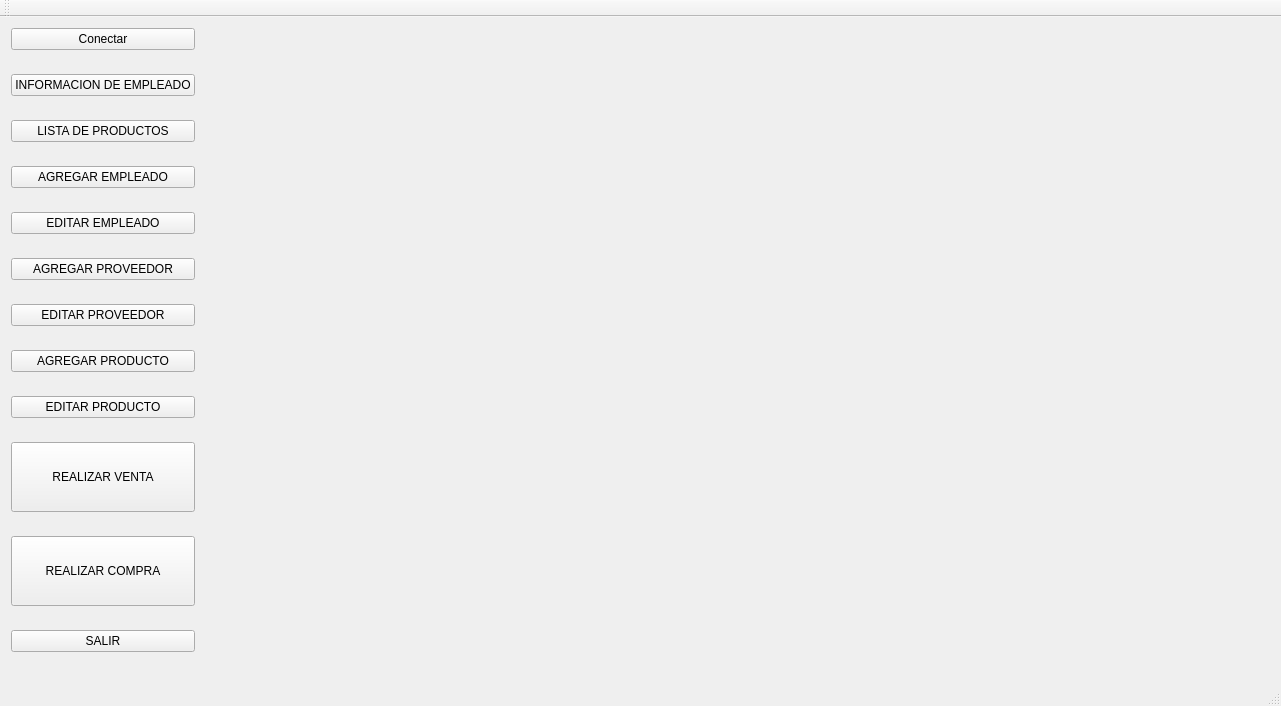
Old version of the form ProyectoSIA/mainwindow.ui in the repository SebastianPB31/ProyectoSIA.
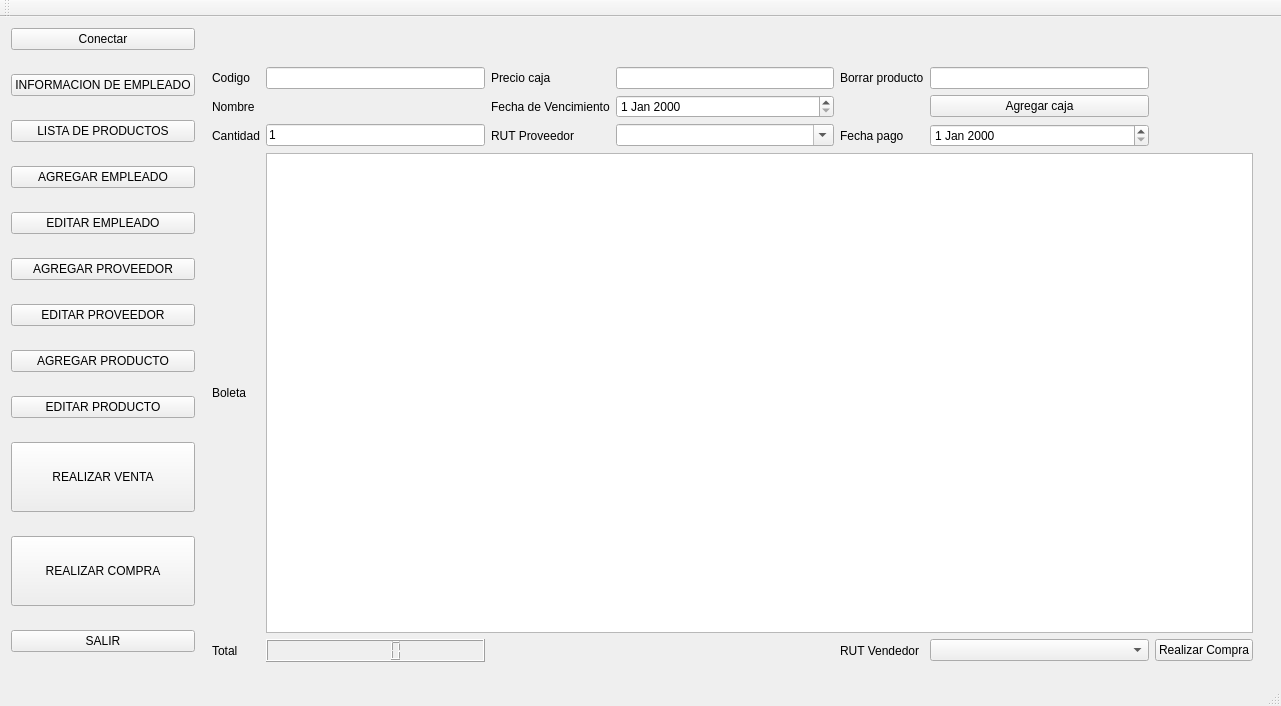
New version of the form. The open tabs and pages were chosen to show the change.

```diff
--- a/ProyectoSIA/mainwindow.ui
+++ b/ProyectoSIA/mainwindow.ui
@@ -10,6 +10,12 @@
     <height>706</height>
    </rect>
   </property>
+  <property name="sizePolicy">
+   <sizepolicy hsizetype="Expanding" vsizetype="Preferred">
+    <horstretch>0</horstretch>
+    <verstretch>0</verstretch>
+   </sizepolicy>
+  </property>
   <property name="windowTitle">
    <string>MainWindow</string>
   </property>
@@ -21,17 +27,7 @@
     </sizepolicy>
    </property>
    <layout class="QGridLayout" name="gridLayout_4">
-    <item row="0" column="0">
-     <widget class="QPushButton" name="conectar">
-      <property name="focusPolicy">
-       <enum>Qt::NoFocus</enum>
-      </property>
-      <property name="text">
-       <string>Conectar</string>
-      </property>
-     </widget>
-    </item>
-    <item row="0" column="2">
+    <item row="0" column="1" colspan="2">
      <widget class="QLabel" name="label">
       <property name="font">
        <font>
@@ -40,9 +36,6 @@
         <bold>true</bold>
        </font>
       </property>
-      <property name="layoutDirection">
-       <enum>Qt::LeftToRight</enum>
-      </property>
       <property name="text">
        <string/>
       </property>
@@ -207,6 +200,16 @@
       </item>
      </layout>
     </item>
+    <item row="0" column="0">
+     <widget class="QPushButton" name="conectar">
+      <property name="focusPolicy">
+       <enum>Qt::NoFocus</enum>
+      </property>
+      <property name="text">
+       <string>Conectar</string>
+      </property>
+     </widget>
+    </item>
     <item row="1" column="1">
      <widget class="QStackedWidget" name="stackedWidget">
       <property name="sizePolicy">
@@ -216,7 +219,7 @@
        </sizepolicy>
       </property>
       <property name="currentIndex">
-       <number>9</number>
+       <number>10</number>
       </property>
       <widget class="QWidget" name="page_0">
        <layout class="QGridLayout" name="gridLayout_11">
@@ -443,36 +446,96 @@
        </layout>
       </widget>
       <widget class="QWidget" name="page_5">
-       <layout class="QGridLayout" name="gridLayout_6">
-        <item row="2" column="1">
-         <widget class="QLineEdit" name="lineEdit_10"/>
-        </item>
-        <item row="0" column="0">
-         <widget class="QLabel" name="label_12">
-          <property name="text">
-           <string>RUT</string>
-          </property>
-         </widget>
-        </item>
-        <item row="1" column="1">
-         <widget class="QLineEdit" name="lineEdit_8"/>
-        </item>
+       <layout class="QGridLayout" name="gridLayout_13">
         <item row="1" column="0">
-         <widget class="QLabel" name="label_10">
-          <property name="text">
-           <string>Nombre</string>
+         <spacer name="horizontalSpacer_4">
+          <property name="orientation">
+           <enum>Qt::Horizontal</enum>
           </property>
-         </widget>
+          <property name="sizeHint" stdset="0">
+           <size>
+            <width>40</width>
+            <height>20</height>
+           </size>
+          </property>
+         </spacer>
         </item>
-        <item row="2" column="0">
-         <widget class="QLabel" name="label_11">
+        <item row="1" column="1">
+         <widget class="QPushButton" name="agregarNuevoProveedor">
           <property name="text">
-           <string>Telefono</string>
+           <string>Agregar Proveedor</string>
           </property>
+          <property name="autoDefault">
+           <bool>true</bool>
+          </property>
          </widget>
         </item>
-        <item row="0" column="1">
-         <widget class="QLineEdit" name="lineEdit_7"/>
+        <item row="1" column="2">
+         <spacer name="horizontalSpacer_5">
+          <property name="orientation">
+           <enum>Qt::Horizontal</enum>
+          </property>
+          <property name="sizeHint" stdset="0">
+           <size>
+            <width>40</width>
+            <height>20</height>
+           </size>
+          </property>
+         </spacer>
+        </item>
+        <item row="0" column="0" colspan="3">
+         <layout class="QGridLayout" name="gridLayout_6">
+          <item row="0" column="0">
+           <widget class="QLabel" name="label_12">
+            <property name="text">
+             <string>RUT</string>
+            </property>
+           </widget>
+          </item>
+          <item row="0" column="1">
+           <widget class="QLineEdit" name="rutProv"/>
+          </item>
+          <item row="1" column="0">
+           <widget class="QLabel" name="label_10">
+            <property name="text">
+             <string>Nombre</string>
+            </property>
+           </widget>
+          </item>
+          <item row="1" column="1">
+           <widget class="QLineEdit" name="nombreProv"/>
+          </item>
+          <item row="2" column="0">
+           <widget class="QLabel" name="label_40">
+            <property name="text">
+             <string>Apellidos</string>
+            </property>
+           </widget>
+          </item>
+          <item row="2" column="1">
+           <widget class="QLineEdit" name="apellidoProv"/>
+          </item>
+          <item row="3" column="0">
+           <widget class="QLabel" name="label_11">
+            <property name="text">
+             <string>Telefono</string>
+            </property>
+           </widget>
+          </item>
+          <item row="3" column="1">
+           <widget class="QLineEdit" name="fonoProv"/>
+          </item>
+          <item row="4" column="0">
+           <widget class="QLabel" name="label_41">
+            <property name="text">
+             <string>Empresa</string>
+            </property>
+           </widget>
+          </item>
+          <item row="4" column="1">
+           <widget class="QLineEdit" name="nombreEmpProv"/>
+          </item>
+         </layout>
         </item>
        </layout>
       </widget>
@@ -588,6 +651,9 @@
           <property name="text">
            <string>Agregar Producto</string>
           </property>
+          <property name="autoDefault">
+           <bool>true</bool>
+          </property>
          </widget>
         </item>
         <item row="1" column="2">
@@ -718,6 +784,9 @@
           <property name="focusPolicy">
            <enum>Qt::ClickFocus</enum>
           </property>
+          <property name="editable">
+           <bool>false</bool>
+          </property>
          </widget>
         </item>
         <item row="1" column="1" colspan="2">
@@ -787,7 +856,208 @@
         </item>
        </layout>
       </widget>
-      <widget class="QWidget" name="page_10"/>
+      <widget class="QWidget" name="page_10">
+       <layout class="QGridLayout" name="gridLayout_15">
+        <item row="0" column="0">
+         <layout class="QGridLayout" name="gridLayout_14">
+          <item row="4" column="2">
+           <widget class="QLabel" name="label_51">
+            <property name="text">
+             <string>RUT Proveedor</string>
+            </property>
+           </widget>
+          </item>
+          <item row="4" column="4">
+           <widget class="QLabel" name="label_53">
+            <property name="text">
+             <string>Fecha pago</string>
+            </property>
+           </widget>
+          </item>
+          <item row="0" column="3">
+           <widget class="QLineEdit" name="precioCaja"/>
+          </item>
+          <item row="0" column="4">
+           <widget class="QLabel" name="label_47">
+            <property name="text">
+             <string>Borrar producto</string>
+            </property>
+           </widget>
+          </item>
+          <item row="2" column="3">
+           <widget class="QDateEdit" name="fechaVenc">
+            <property name="sizePolicy">
+             <sizepolicy hsizetype="Expanding" vsizetype="Fixed">
+              <horstretch>0</horstretch>
+              <verstretch>0</verstretch>
+             </sizepolicy>
+            </property>
+           </widget>
+          </item>
+          <item row="2" column="0">
+           <widget class="QLabel" name="label_42">
+            <property name="text">
+             <string>Nombre</string>
+            </property>
+           </widget>
+          </item>
+          <item row="4" column="3">
+           <widget class="QComboBox" name="listaProveedores">
+            <property name="sizePolicy">
+             <sizepolicy hsizetype="Expanding" vsizetype="Fixed">
+              <horstretch>0</horstretch>
+              <verstretch>0</verstretch>
+             </sizepolicy>
+            </property>
+            <property name="focusPolicy">
+             <enum>Qt::ClickFocus</enum>
+            </property>
+            <property name="editable">
+             <bool>true</bool>
+            </property>
+           </widget>
+          </item>
+          <item row="2" column="2">
+           <widget class="QLabel" name="label_52">
+            <property name="text">
+             <string>Fecha de Vencimiento</string>
+            </property>
+           </widget>
+          </item>
+          <item row="2" column="1">
+           <widget class="QLabel" name="label_48">
+            <property name="sizePolicy">
+             <sizepolicy hsizetype="Minimum" vsizetype="Fixed">
+              <horstretch>0</horstretch>
+              <verstretch>0</verstretch>
+             </sizepolicy>
+            </property>
+            <property name="text">
+             <string/>
+            </property>
+           </widget>
+          </item>
+          <item row="5" column="0">
+           <widget class="QLabel" name="label_50">
+            <property name="text">
+             <string>Boleta</string>
+            </property>
+           </widget>
+          </item>
+          <item row="5" column="1" colspan="6">
+           <widget class="QTextBrowser" name="detalleBoleta_2">
+            <property name="font">
+             <font>
+              <family>Hack</family>
+             </font>
+            </property>
+            <property name="focusPolicy">
+             <enum>Qt::NoFocus</enum>
+            </property>
+           </widget>
+          </item>
+          <item row="6" column="0">
+           <widget class="QLabel" name="label_45">
+            <property name="text">
+             <string>Total</string>
+            </property>
+           </widget>
+          </item>
+          <item row="6" column="4">
+           <widget class="QLabel" name="label_43">
+            <property name="text">
+             <string>RUT Vendedor</string>
+            </property>
+           </widget>
+          </item>
+          <item row="6" column="5">
+           <widget class="QComboBox" name="listaEmpleados_2">
+            <property name="focusPolicy">
+             <enum>Qt::ClickFocus</enum>
+            </property>
+           </widget>
+          </item>
+          <item row="6" column="6">
+           <widget class="QPushButton" name="emitirBoleta_2">
+            <property name="focusPolicy">
+             <enum>Qt::NoFocus</enum>
+            </property>
+            <property name="text">
+             <string>Realizar Compra</string>
+            </property>
+           </widget>
+          </item>
+          <item row="4" column="0">
+           <widget class="QLabel" name="label_46">
+            <property name="text">
+             <string>Cantidad</string>
+            </property>
+           </widget>
+          </item>
+          <item row="4" column="1">
+           <widget class="QLineEdit" name="cantidad_2">
+            <property name="text">
+             <string>1</string>
+            </property>
+            <property name="placeholderText">
+             <string/>
+            </property>
+           </widget>
+          </item>
+          <item row="0" column="5">
+           <widget class="QLineEdit" name="codigoBorrar_2">
+            <property name="focusPolicy">
+             <enum>Qt::ClickFocus</enum>
+            </property>
+           </widget>
+          </item>
+          <item row="0" column="0">
+           <widget class="QLabel" name="label_44">
+            <property name="text">
+             <string>Codigo</string>
+            </property>
+           </widget>
+          </item>
+          <item row="0" column="1">
+           <widget class="QLineEdit" name="codigoPistola_2"/>
+          </item>
+          <item row="0" column="2">
+           <widget class="QLabel" name="label_54">
+            <property name="text">
+             <string>Precio caja</string>
+            </property>
+           </widget>
+          </item>
+          <item row="4" column="5">
+           <widget class="QDateEdit" name="fechaPago">
+            <property name="sizePolicy">
+             <sizepolicy hsizetype="Expanding" vsizetype="Fixed">
+              <horstretch>0</horstretch>
+              <verstretch>0</verstretch>
+             </sizepolicy>
+            </property>
+            <property name="focusPolicy">
+             <enum>Qt::ClickFocus</enum>
+            </property>
+           </widget>
+          </item>
+          <item row="6" column="1">
+           <widget class="QLCDNumber" name="totalBoleta_2"/>
+          </item>
+          <item row="2" column="5">
+           <widget class="QPushButton" name="agregarCaja">
+            <property name="text">
+             <string>Agregar caja</string>
+            </property>
+            <property name="autoDefault">
+             <bool>true</bool>
+            </property>
+           </widget>
+          </item>
+         </layout>
+        </item>
+       </layout>
+      </widget>
      </widget>
     </item>
    </layout>
```
Left out of the diff: 169 changed lines with no effect on the pictures.
